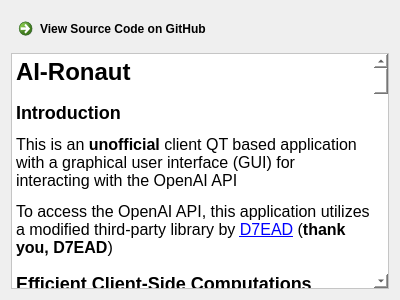
The window that PageAboutPage.ui (asianirish/AI-Ronaut) describes before a commit, drawn with Qt 5.
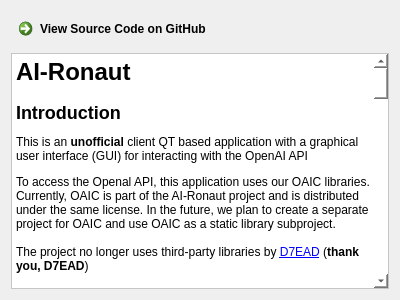
The same window after the commit.

What changed in the file:
```diff
--- a/PageAboutPage.ui
+++ b/PageAboutPage.ui
@@ -26,30 +26,40 @@
 hr { height: 1px; border-width: 0; }
 li.unchecked::marker { content: &quot;\2610&quot;; }
 li.checked::marker { content: &quot;\2612&quot;; }
-&lt;/style&gt;&lt;/head&gt;&lt;body style=&quot; font-family:'Sans Serif'; font-size:9pt; font-weight:400; font-style:normal;&quot;&gt;
-&lt;h1 style=&quot; margin-top:18px; margin-bottom:12px; margin-left:0px; margin-right:0px; -qt-block-indent:0; text-indent:0px;&quot;&gt;&lt;span style=&quot; font-family:'Noto Sans'; font-size:12pt; font-weight:700;&quot;&gt;AI-Ronaut&lt;/span&gt;&lt;/h1&gt;
-&lt;h2 style=&quot; margin-top:16px; margin-bottom:12px; margin-left:0px; margin-right:0px; -qt-block-indent:0; text-indent:0px;&quot;&gt;&lt;a name=&quot;user-content-introduction&quot;&gt;&lt;/a&gt;&lt;span style=&quot; font-family:'Noto Sans'; font-size:12pt; font-weight:700;&quot;&gt;I&lt;/span&gt;&lt;span style=&quot; font-family:'Noto Sans'; font-size:12pt; font-weight:700;&quot;&gt;ntroduction&lt;/span&gt;&lt;/h2&gt;
-&lt;p style=&quot; margin-top:12px; margin-bottom:12px; margin-left:0px; margin-right:0px; -qt-block-indent:0; text-indent:0px;&quot;&gt;&lt;span style=&quot; font-family:'Noto Sans'; font-size:12pt;&quot;&gt;This is an &lt;/span&gt;&lt;span style=&quot; font-family:'Noto Sans'; font-size:12pt; font-weight:700;&quot;&gt;unofficial&lt;/span&gt;&lt;span style=&quot; font-family:'Noto Sans'; font-size:12pt;&quot;&gt; client QT based application with a graphical user interface (GUI) for interacting with the OpenAI API&lt;/span&gt;&lt;/p&gt;
-&lt;p style=&quot; margin-top:12px; margin-bottom:12px; margin-left:0px; margin-right:0px; -qt-block-indent:0; text-indent:0px;&quot;&gt;&lt;span style=&quot; font-family:'Noto Sans'; font-size:12pt;&quot;&gt;To access the OpenAI API, this application utilizes a modified third-party library by &lt;/span&gt;&lt;a href=&quot;https://github.com/D7EAD/liboai&quot;&gt;&lt;span style=&quot; font-family:'Noto Sans'; font-size:12pt; text-decoration: underline; color:#0000ff;&quot;&gt;D7EAD&lt;/span&gt;&lt;/a&gt;&lt;span style=&quot; font-family:'Noto Sans'; font-size:12pt;&quot;&gt; (&lt;/span&gt;&lt;span style=&quot; font-family:'Noto Sans'; font-size:12pt; font-weight:700;&quot;&gt;thank you, D7EAD&lt;/span&gt;&lt;span style=&quot; font-family:'Noto Sans'; font-size:12pt;&quot;&gt;)&lt;/span&gt;&lt;/p&gt;
-&lt;h2 style=&quot; margin-top:16px; margin-bottom:12px; margin-left:0px; margin-right:0px; -qt-block-indent:0; text-indent:0px;&quot;&gt;&lt;a name=&quot;user-content-efficient-client-side-computations&quot;&gt;&lt;/a&gt;&lt;span style=&quot; font-family:'Noto Sans'; font-size:12pt; font-weight:700;&quot;&gt;E&lt;/span&gt;&lt;span style=&quot; font-family:'Noto Sans'; font-size:12pt; font-weight:700;&quot;&gt;fficient Client-Side Computations&lt;/span&gt;&lt;/h2&gt;
-&lt;p style=&quot; margin-top:12px; margin-bottom:12px; margin-left:0px; margin-right:0px; -qt-block-indent:0; text-indent:0px;&quot;&gt;&lt;span style=&quot; font-family:'Noto Sans'; font-size:12pt;&quot;&gt;A distinctive advantage of our C++ client lies in its ability to handle intensive computations on the client side, independent of the OpenAI API. This allows for significant performance benefits, particularly for applications that require high computational power and efficiency. As we move forward, we plan to further optimize and enhance this feature, to provide an even more powerful tool for your AI development needs.&lt;/span&gt;&lt;/p&gt;
-&lt;h2 style=&quot; margin-top:16px; margin-bottom:12px; margin-left:0px; margin-right:0px; -qt-block-indent:0; text-indent:0px;&quot;&gt;&lt;a name=&quot;user-content-licenses&quot;&gt;&lt;/a&gt;&lt;span style=&quot; font-family:'Noto Sans'; font-size:12pt; font-weight:700;&quot;&gt;L&lt;/span&gt;&lt;span style=&quot; font-family:'Noto Sans'; font-size:12pt; font-weight:700;&quot;&gt;icenses&lt;/span&gt;&lt;/h2&gt;
-&lt;p style=&quot; margin-top:12px; margin-bottom:12px; margin-left:0px; margin-right:0px; -qt-block-indent:0; text-indent:0px;&quot;&gt;&lt;span style=&quot; font-family:'Noto Sans'; font-size:12pt;&quot;&gt;This project is distributed under two licenses: the &lt;/span&gt;&lt;a href=&quot;https://creativecommons.org/licenses/by-nc-sa/4.0/legalcode.txt&quot;&gt;&lt;span style=&quot; font-family:'Noto Sans'; font-size:12pt; text-decoration: underline; color:#0000ff;&quot;&gt;CC BY-NC-SA&lt;/span&gt;&lt;/a&gt;&lt;span style=&quot; font-family:'Noto Sans'; font-size:12pt;&quot;&gt; License and a commercial license. This means:&lt;/span&gt;&lt;/p&gt;
+&lt;/style&gt;&lt;/head&gt;&lt;body style=&quot; font-family:'Segoe UI'; font-size:9pt; font-weight:400; font-style:normal;&quot;&gt;
+&lt;h1 style=&quot; margin-top:18px; margin-bottom:12px; margin-left:0px; margin-right:0px; -qt-block-indent:0; text-indent:0px;&quot;&gt;&lt;span style=&quot; font-size:xx-large; font-weight:700;&quot;&gt;AI-Ronaut&lt;/span&gt;&lt;/h1&gt;
+&lt;h2 style=&quot; margin-top:16px; margin-bottom:12px; margin-left:0px; margin-right:0px; -qt-block-indent:0; text-indent:0px;&quot;&gt;&lt;a name=&quot;user-content-introduction&quot;&gt;&lt;/a&gt;&lt;span style=&quot; font-size:x-large; font-weight:700;&quot;&gt;I&lt;/span&gt;&lt;span style=&quot; font-size:x-large; font-weight:700;&quot;&gt;ntroduction&lt;/span&gt;&lt;/h2&gt;
+&lt;p style=&quot; margin-top:12px; margin-bottom:12px; margin-left:0px; margin-right:0px; -qt-block-indent:0; text-indent:0px;&quot;&gt;This is an &lt;span style=&quot; font-weight:700;&quot;&gt;unofficial&lt;/span&gt; client QT based application with a graphical user interface (GUI) for interacting with the OpenAI API&lt;/p&gt;
+&lt;p style=&quot; margin-top:12px; margin-bottom:12px; margin-left:0px; margin-right:0px; -qt-block-indent:0; text-indent:0px;&quot;&gt;To access the Openal API, this application uses our OAIC libraries. Currently, OAIC is part of the AI-Ronaut project and is distributed under the same license. In the future, we plan to create a separate project for OAIC and use OAIC as a static library subproject. &lt;br /&gt;&lt;br /&gt;The project no longer uses third-party libraries by &lt;a href=&quot;https://github.com/D7EAD/liboai&quot;&gt;&lt;span style=&quot; text-decoration: underline; color:#0000ff;&quot;&gt;D7EAD&lt;/span&gt;&lt;/a&gt; (&lt;span style=&quot; font-weight:700;&quot;&gt;thank you, D7EAD&lt;/span&gt;)&lt;/p&gt;
+&lt;h3 style=&quot; margin-top:14px; margin-bottom:12px; margin-left:0px; margin-right:0px; -qt-block-indent:0; text-indent:0px;&quot;&gt;&lt;a name=&quot;user-content-prerequisites&quot;&gt;&lt;/a&gt;&lt;span style=&quot; font-size:large; font-weight:700;&quot;&gt;P&lt;/span&gt;&lt;span style=&quot; font-size:large; font-weight:700;&quot;&gt;rerequisites&lt;/span&gt;&lt;/h3&gt;
+&lt;ul style=&quot;margin-top: 0px; margin-bottom: 0px; margin-left: 0px; margin-right: 0px; -qt-list-indent: 1;&quot;&gt;
+&lt;li style=&quot; margin-top:12px; margin-bottom:12px; margin-left:0px; margin-right:0px; -qt-block-indent:0; text-indent:0px;&quot;&gt;Qt development environment&lt;/li&gt;&lt;/ul&gt;
+&lt;h3 style=&quot; margin-top:14px; margin-bottom:12px; margin-left:0px; margin-right:0px; -qt-block-indent:0; text-indent:0px;&quot;&gt;&lt;a name=&quot;user-content-installation&quot;&gt;&lt;/a&gt;&lt;span style=&quot; font-size:large; font-weight:700;&quot;&gt;I&lt;/span&gt;&lt;span style=&quot; font-size:large; font-weight:700;&quot;&gt;nstallation&lt;/span&gt;&lt;/h3&gt;
 &lt;ol style=&quot;margin-top: 0px; margin-bottom: 0px; margin-left: 0px; margin-right: 0px; -qt-list-indent: 1;&quot;&gt;
-&lt;li style=&quot; font-family:'Noto Sans'; font-size:12pt;&quot; style=&quot; margin-top:12px; margin-bottom:0px; margin-left:0px; margin-right:0px; -qt-block-indent:0; text-indent:0px;&quot;&gt;You are free to use, modify, and distribute this project under the terms of the &lt;a href=&quot;https://creativecommons.org/licenses/by-nc-sa/4.0/legalcode.txt&quot;&gt;&lt;span style=&quot; text-decoration: underline; color:#0000ff;&quot;&gt;CC BY-NC-SA&lt;/span&gt;&lt;/a&gt; License.&lt;/li&gt;
-&lt;li style=&quot; font-family:'Noto Sans'; font-size:12pt;&quot; style=&quot; margin-top:0px; margin-bottom:12px; margin-left:0px; margin-right:0px; -qt-block-indent:0; text-indent:0px;&quot;&gt;If you plan to use this project for commercial purposes, you need to obtain a commercial license. Please contact us at &lt;a href=&quot;mailto:asianirish@gmail.com&quot;&gt;&lt;span style=&quot; text-decoration: underline; color:#0000ff;&quot;&gt;asianirish@gmail.com&lt;/span&gt;&lt;/a&gt; for more information on the commercial license.&lt;/li&gt;&lt;/ol&gt;
-&lt;p style=&quot; margin-top:12px; margin-bottom:12px; margin-left:0px; margin-right:0px; -qt-block-indent:0; text-indent:0px;&quot;&gt;&lt;span style=&quot; font-family:'Noto Sans'; font-size:12pt;&quot;&gt;We aim to maintain the openness and accessibility of this project by providing the permissive &lt;/span&gt;&lt;a href=&quot;https://creativecommons.org/licenses/by-nc-sa/4.0/legalcode.txt&quot;&gt;&lt;span style=&quot; font-family:'Noto Sans'; font-size:12pt; text-decoration: underline; color:#0000ff;&quot;&gt;CC BY-NC-SA&lt;/span&gt;&lt;/a&gt;&lt;span style=&quot; font-family:'Noto Sans'; font-size:12pt;&quot;&gt; License. However, we also understand that some organizations may be interested in commercial usage. We offer the option of a commercial license to provide additional support and development for the project.&lt;/span&gt;&lt;/p&gt;
-&lt;h2 style=&quot; margin-top:16px; margin-bottom:12px; margin-left:0px; margin-right:0px; -qt-block-indent:0; text-indent:0px;&quot;&gt;&lt;a name=&quot;user-content-future-plans&quot;&gt;&lt;/a&gt;&lt;span style=&quot; font-family:'Noto Sans'; font-size:12pt; font-weight:700;&quot;&gt;F&lt;/span&gt;&lt;span style=&quot; font-family:'Noto Sans'; font-size:12pt; font-weight:700;&quot;&gt;uture Plans&lt;/span&gt;&lt;/h2&gt;
-&lt;p style=&quot; margin-top:12px; margin-bottom:12px; margin-left:0px; margin-right:0px; -qt-block-indent:0; text-indent:0px;&quot;&gt;&lt;span style=&quot; font-family:'Noto Sans'; font-size:12pt;&quot;&gt;Our project is continuously evolving, and we have a number of exciting plans for the future. We are looking forward to implementing the following features:&lt;/span&gt;&lt;/p&gt;
+&lt;li style=&quot; margin-top:12px; margin-bottom:0px; margin-left:0px; margin-right:0px; -qt-block-indent:0; text-indent:0px;&quot;&gt;Clone the repository&lt;/li&gt;
+&lt;li style=&quot; margin-top:0px; margin-bottom:0px; margin-left:0px; margin-right:0px; -qt-block-indent:0; text-indent:0px;&quot;&gt;Open the project in the Qt development environment&lt;/li&gt;
+&lt;li style=&quot; margin-top:0px; margin-bottom:12px; margin-left:0px; margin-right:0px; -qt-block-indent:0; text-indent:0px;&quot;&gt;Build the project&lt;/li&gt;&lt;/ol&gt;
+&lt;h2 style=&quot; margin-top:16px; margin-bottom:12px; margin-left:0px; margin-right:0px; -qt-block-indent:0; text-indent:0px;&quot;&gt;&lt;a name=&quot;user-content-usage&quot;&gt;&lt;/a&gt;&lt;span style=&quot; font-size:x-large; font-weight:700;&quot;&gt;U&lt;/span&gt;&lt;span style=&quot; font-size:x-large; font-weight:700;&quot;&gt;sage&lt;/span&gt;&lt;/h2&gt;
+&lt;p style=&quot; margin-top:12px; margin-bottom:12px; margin-left:0px; margin-right:0px; -qt-block-indent:0; text-indent:0px;&quot;&gt;After successfully building the project, you need to set an environment variable called &lt;span style=&quot; font-weight:700;&quot;&gt;OPENAI_API_KEY&lt;/span&gt; with the value of the key obtained from the OpenAI API.&lt;/p&gt;
+&lt;h2 style=&quot; margin-top:16px; margin-bottom:12px; margin-left:0px; margin-right:0px; -qt-block-indent:0; text-indent:0px;&quot;&gt;&lt;a name=&quot;user-content-efficient-client-side-computations&quot;&gt;&lt;/a&gt;&lt;span style=&quot; font-size:x-large; font-weight:700;&quot;&gt;E&lt;/span&gt;&lt;span style=&quot; font-size:x-large; font-weight:700;&quot;&gt;fficient Client-Side Computations&lt;/span&gt;&lt;/h2&gt;
+&lt;p style=&quot; margin-top:12px; margin-bottom:12px; margin-left:0px; margin-right:0px; -qt-block-indent:0; text-indent:0px;&quot;&gt;A distinctive advantage of our C++ client lies in its ability to handle intensive computations on the client side, independent of the OpenAI API. This allows for significant performance benefits, particularly for applications that require high computational power and efficiency. As we move forward, we plan to further optimize and enhance this feature, to provide an even more powerful tool for your AI development needs.&lt;/p&gt;
+&lt;h2 style=&quot; margin-top:16px; margin-bottom:12px; margin-left:0px; margin-right:0px; -qt-block-indent:0; text-indent:0px;&quot;&gt;&lt;a name=&quot;user-content-licenses&quot;&gt;&lt;/a&gt;&lt;span style=&quot; font-size:x-large; font-weight:700;&quot;&gt;L&lt;/span&gt;&lt;span style=&quot; font-size:x-large; font-weight:700;&quot;&gt;icenses&lt;/span&gt;&lt;/h2&gt;
+&lt;p style=&quot; margin-top:12px; margin-bottom:12px; margin-left:0px; margin-right:0px; -qt-block-indent:0; text-indent:0px;&quot;&gt;This project is distributed under two licenses: the &lt;a href=&quot;https://creativecommons.org/licenses/by-nc-sa/4.0/legalcode.txt&quot;&gt;&lt;span style=&quot; text-decoration: underline; color:#0000ff;&quot;&gt;CC BY-NC-SA&lt;/span&gt;&lt;/a&gt; License and a commercial license. This means:&lt;/p&gt;
 &lt;ol style=&quot;margin-top: 0px; margin-bottom: 0px; margin-left: 0px; margin-right: 0px; -qt-list-indent: 1;&quot;&gt;
-&lt;li style=&quot; font-family:'Noto Sans'; font-size:12pt;&quot; style=&quot; margin-top:12px; margin-bottom:12px; margin-left:0px; margin-right:0px; -qt-block-indent:0; text-indent:0px;&quot;&gt;&lt;span style=&quot; font-weight:700;&quot;&gt;Developing an in-house QT-based library for accessing the OpenAI API:&lt;/span&gt; Our goal is to create a robust, efficient, and user-friendly library, built by our own team and tailored specifically for our project, making accessing the OpenAI API easier and more intuitive without relying on third-party libraries.&lt;/li&gt;
-&lt;li style=&quot; font-family:'Noto Sans'; font-size:12pt;&quot; style=&quot; margin-top:12px; margin-bottom:12px; margin-left:0px; margin-right:0px; -qt-block-indent:0; text-indent:0px;&quot;&gt;&lt;span style=&quot; font-weight:700;&quot;&gt;Coordinating and integrating multiple AI models to create multi-component AI systems:&lt;/span&gt; We plan on utilizing multiple AI models in a cooperative fashion. This approach is aimed at overcoming certain limitations and crafting more complex and dynamic AI systems.&lt;/li&gt;
-&lt;li style=&quot; font-family:'Noto Sans'; font-size:12pt;&quot; style=&quot; margin-top:12px; margin-bottom:12px; margin-left:0px; margin-right:0px; -qt-block-indent:0; text-indent:0px;&quot;&gt;&lt;span style=&quot; font-weight:700;&quot;&gt;Developing tools for AI research:&lt;/span&gt; We intend to design tools to assist in AI research, enabling researchers to train, test, and understand AI models more effectively.&lt;/li&gt;
-&lt;li style=&quot; font-family:'Noto Sans'; font-size:12pt;&quot; style=&quot; margin-top:12px; margin-bottom:12px; margin-left:0px; margin-right:0px; -qt-block-indent:0; text-indent:0px;&quot;&gt;&lt;span style=&quot; font-weight:700;&quot;&gt;Creating educational tools:&lt;/span&gt; To foster learning and education in AI, we will be developing tools that can be used for training and educational purposes.&lt;/li&gt;
-&lt;li style=&quot; font-family:'Noto Sans'; font-size:12pt;&quot; style=&quot; margin-top:12px; margin-bottom:12px; margin-left:0px; margin-right:0px; -qt-block-indent:0; text-indent:0px;&quot;&gt;&lt;span style=&quot; font-weight:700;&quot;&gt;Developing data analysis tools:&lt;/span&gt; We are planning to create tools to facilitate data analysis, which will aid in making sense of large volumes of data and deriving actionable insights.&lt;/li&gt;
-&lt;li style=&quot; font-family:'Noto Sans'; font-size:12pt;&quot; style=&quot; margin-top:12px; margin-bottom:12px; margin-left:0px; margin-right:0px; -qt-block-indent:0; text-indent:0px;&quot;&gt;&lt;span style=&quot; font-weight:700;&quot;&gt;Creating tools for data visualization and AI results:&lt;/span&gt; We recognize the importance of understanding AI outputs. Therefore, we aim to develop tools that can visually represent data and AI results, making them easier to interpret.&lt;/li&gt;
-&lt;li style=&quot; font-family:'Noto Sans'; font-size:12pt;&quot; style=&quot; margin-top:12px; margin-bottom:12px; margin-left:0px; margin-right:0px; -qt-block-indent:0; text-indent:0px;&quot;&gt;&lt;span style=&quot; font-weight:700;&quot;&gt;Developing intelligent decision-making systems:&lt;/span&gt; We intend to create systems that can analyze vast amounts of information and provide recommendations based on the analysis. This will involve the use of AI models to make informed decisions.&lt;/li&gt;&lt;/ol&gt;
-&lt;p style=&quot; margin-top:12px; margin-bottom:12px; margin-left:0px; margin-right:0px; -qt-block-indent:0; text-indent:0px;&quot;&gt;&lt;span style=&quot; font-family:'Noto Sans'; font-size:12pt;&quot;&gt;Our team is committed to realizing these plans and continuously improving the project. We believe that these enhancements will greatly benefit our users and contribute to the further development of AI.&lt;/span&gt;&lt;/p&gt;&lt;/body&gt;&lt;/html&gt;</string>
+&lt;li style=&quot; margin-top:12px; margin-bottom:0px; margin-left:0px; margin-right:0px; -qt-block-indent:0; text-indent:0px;&quot;&gt;You are free to use, modify, and distribute this project under the terms of the &lt;a href=&quot;https://creativecommons.org/licenses/by-nc-sa/4.0/legalcode.txt&quot;&gt;&lt;span style=&quot; text-decoration: underline; color:#0000ff;&quot;&gt;CC BY-NC-SA&lt;/span&gt;&lt;/a&gt; License.&lt;/li&gt;
+&lt;li style=&quot; margin-top:0px; margin-bottom:12px; margin-left:0px; margin-right:0px; -qt-block-indent:0; text-indent:0px;&quot;&gt;If you plan to use this project for commercial purposes, you need to obtain a commercial license. Please contact us at &lt;a href=&quot;mailto:asianirish@gmail.com&quot;&gt;&lt;span style=&quot; text-decoration: underline; color:#0000ff;&quot;&gt;asianirish@gmail.com&lt;/span&gt;&lt;/a&gt; for more information on the commercial license.&lt;/li&gt;&lt;/ol&gt;
+&lt;p style=&quot; margin-top:12px; margin-bottom:12px; margin-left:0px; margin-right:0px; -qt-block-indent:0; text-indent:0px;&quot;&gt;We aim to maintain the openness and accessibility of this project by providing the permissive &lt;a href=&quot;https://creativecommons.org/licenses/by-nc-sa/4.0/legalcode.txt&quot;&gt;&lt;span style=&quot; text-decoration: underline; color:#0000ff;&quot;&gt;CC BY-NC-SA&lt;/span&gt;&lt;/a&gt; License. However, we also understand that some organizations may be interested in commercial usage. We offer the option of a commercial license to provide additional support and development for the project.&lt;/p&gt;
+&lt;h2 style=&quot; margin-top:16px; margin-bottom:12px; margin-left:0px; margin-right:0px; -qt-block-indent:0; text-indent:0px;&quot;&gt;&lt;a name=&quot;user-content-future-plans&quot;&gt;&lt;/a&gt;&lt;span style=&quot; font-size:x-large; font-weight:700;&quot;&gt;F&lt;/span&gt;&lt;span style=&quot; font-size:x-large; font-weight:700;&quot;&gt;uture Plans&lt;/span&gt;&lt;/h2&gt;
+&lt;p style=&quot; margin-top:12px; margin-bottom:12px; margin-left:0px; margin-right:0px; -qt-block-indent:0; text-indent:0px;&quot;&gt;Our project is continuously evolving, and we have a number of exciting plans for the future. We are looking forward to implementing the following features:&lt;/p&gt;
+&lt;ol style=&quot;margin-top: 0px; margin-bottom: 0px; margin-left: 0px; margin-right: 0px; -qt-list-indent: 1;&quot;&gt;
+&lt;li style=&quot; margin-top:12px; margin-bottom:12px; margin-left:0px; margin-right:0px; -qt-block-indent:0; text-indent:0px;&quot;&gt;&lt;span style=&quot; font-weight:700;&quot;&gt;Developing an in-house QT-based library for accessing the OpenAI API:&lt;/span&gt; Our goal is to create a robust, efficient, and user-friendly library, built by our own team and tailored specifically for our project, making accessing the OpenAI API easier and more intuitive without relying on third-party libraries.&lt;/li&gt;
+&lt;li style=&quot; margin-top:12px; margin-bottom:12px; margin-left:0px; margin-right:0px; -qt-block-indent:0; text-indent:0px;&quot;&gt;&lt;span style=&quot; font-weight:700;&quot;&gt;Coordinating and integrating multiple AI models to create multi-component AI systems:&lt;/span&gt; We plan on utilizing multiple AI models in a cooperative fashion. This approach is aimed at overcoming certain limitations and crafting more complex and dynamic AI systems.&lt;/li&gt;
+&lt;li style=&quot; margin-top:12px; margin-bottom:12px; margin-left:0px; margin-right:0px; -qt-block-indent:0; text-indent:0px;&quot;&gt;&lt;span style=&quot; font-weight:700;&quot;&gt;Developing tools for AI research:&lt;/span&gt; We intend to design tools to assist in AI research, enabling researchers to train, test, and understand AI models more effectively.&lt;/li&gt;
+&lt;li style=&quot; margin-top:12px; margin-bottom:12px; margin-left:0px; margin-right:0px; -qt-block-indent:0; text-indent:0px;&quot;&gt;&lt;span style=&quot; font-weight:700;&quot;&gt;Creating educational tools:&lt;/span&gt; To foster learning and education in AI, we will be developing tools that can be used for training and educational purposes.&lt;/li&gt;
+&lt;li style=&quot; margin-top:12px; margin-bottom:12px; margin-left:0px; margin-right:0px; -qt-block-indent:0; text-indent:0px;&quot;&gt;&lt;span style=&quot; font-weight:700;&quot;&gt;Developing data analysis tools:&lt;/span&gt; We are planning to create tools to facilitate data analysis, which will aid in making sense of large volumes of data and deriving actionable insights.&lt;/li&gt;
+&lt;li style=&quot; margin-top:12px; margin-bottom:12px; margin-left:0px; margin-right:0px; -qt-block-indent:0; text-indent:0px;&quot;&gt;&lt;span style=&quot; font-weight:700;&quot;&gt;Creating tools for data visualization and AI results:&lt;/span&gt; We recognize the importance of understanding AI outputs. Therefore, we aim to develop tools that can visually represent data and AI results, making them easier to interpret.&lt;/li&gt;
+&lt;li style=&quot; margin-top:12px; margin-bottom:12px; margin-left:0px; margin-right:0px; -qt-block-indent:0; text-indent:0px;&quot;&gt;&lt;span style=&quot; font-weight:700;&quot;&gt;Developing intelligent decision-making systems:&lt;/span&gt; We intend to create systems that can analyze vast amounts of information and provide recommendations based on the analysis. This will involve the use of AI models to make informed decisions.&lt;/li&gt;&lt;/ol&gt;
+&lt;p style=&quot; margin-top:12px; margin-bottom:12px; margin-left:0px; margin-right:0px; -qt-block-indent:0; text-indent:0px;&quot;&gt;Our team is committed to realizing these plans and continuously improving the project. We believe that these enhancements will greatly benefit our users and contribute to the further development of AI.&lt;/p&gt;&lt;/body&gt;&lt;/html&gt;</string>
      </property>
      <property name="openExternalLinks">
       <bool>true</bool>
```
